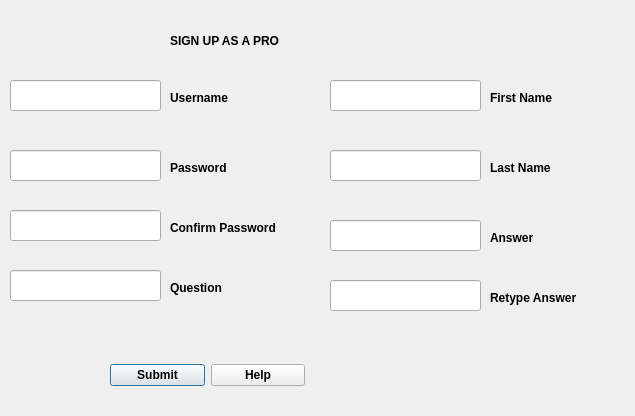
First picture: the form in TicTacToe/registrationscene.ui, repository Amatarasu/A-Team, before the edit.
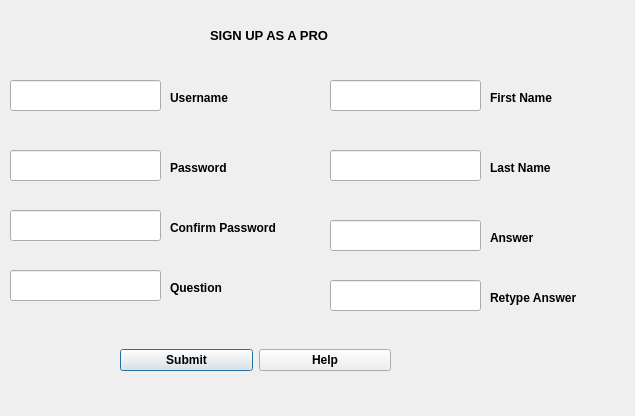
Second picture: the form after the edit.

Commit message: fixed several errors and align UI as well as code clean up

Diff of the .ui file:
```diff
--- a/TicTacToe/registrationscene.ui
+++ b/TicTacToe/registrationscene.ui
@@ -257,14 +257,15 @@
   <widget class="QLabel" name="signUPLabel">
    <property name="geometry">
     <rect>
-     <x>170</x>
-     <y>30</y>
+     <x>210</x>
+     <y>20</y>
      <width>191</width>
-     <height>21</height>
+     <height>31</height>
     </rect>
    </property>
    <property name="font">
     <font>
+     <pointsize>10</pointsize>
      <weight>75</weight>
      <bold>true</bold>
     </font>
@@ -276,13 +277,13 @@
     <string>SIGN UP AS A PRO</string>
    </property>
   </widget>
-  <widget class="QWidget" name="">
+  <widget class="QWidget" name="layoutWidget">
    <property name="geometry">
     <rect>
-     <x>110</x>
-     <y>360</y>
-     <width>195</width>
-     <height>30</height>
+     <x>120</x>
+     <y>330</y>
+     <width>271</width>
+     <height>61</height>
     </rect>
    </property>
    <layout class="QHBoxLayout" name="horizontalLayout">
```
The commit also changes 5 other files.
